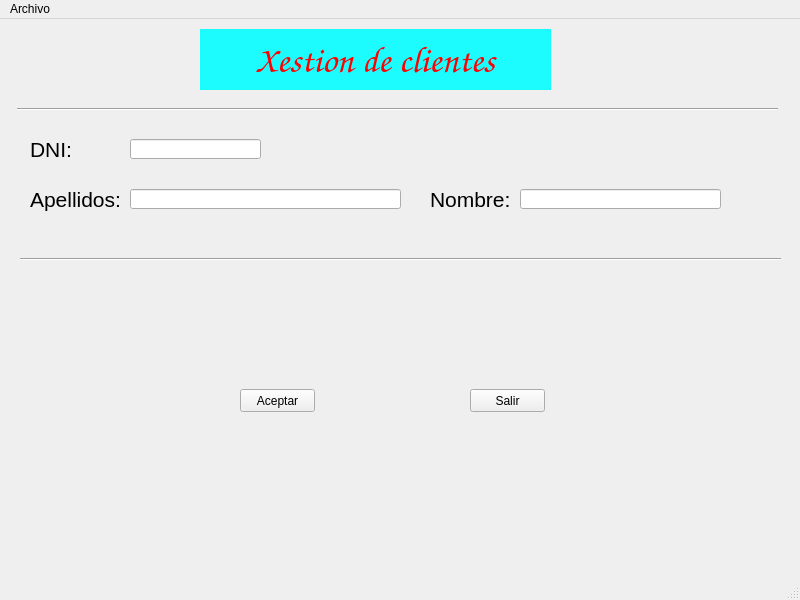
Before: the Qt Designer form Ventana.ui in BraisRS8/Proyecto, drawn with Qt 5.
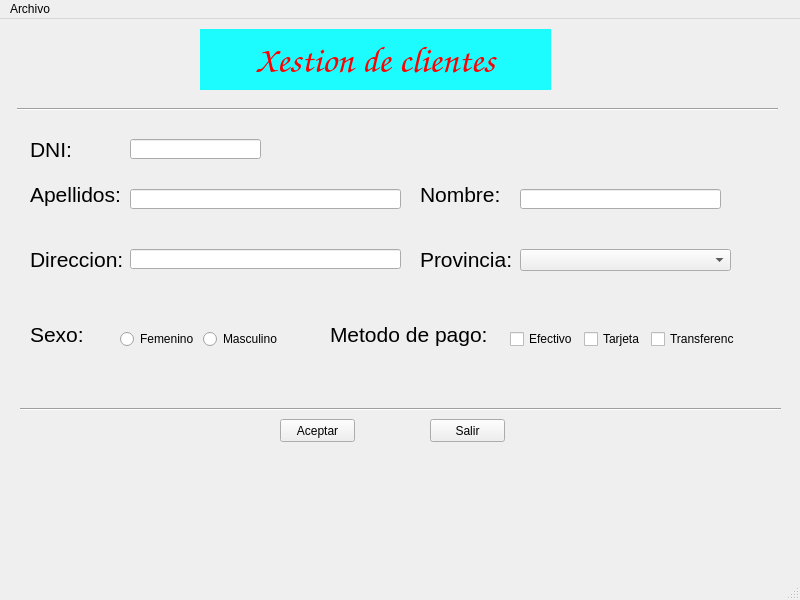
After: the same form once the commit is applied.

Commit message: Version 0.1.0: -Añadido en la interfaz direccion y provincia. -Añadidas funcionalidades de checkBox, radioButton y comboBox

Patch:
```diff
--- a/Ventana.ui
+++ b/Ventana.ui
@@ -22,8 +22,8 @@
    <widget class="QPushButton" name="btn_aceptar">
     <property name="geometry">
      <rect>
-      <x>240</x>
-      <y>370</y>
+      <x>280</x>
+      <y>400</y>
       <width>75</width>
       <height>23</height>
      </rect>
@@ -254,7 +254,7 @@
       <x>30</x>
       <y>160</y>
       <width>111</width>
-      <height>41</height>
+      <height>31</height>
      </rect>
     </property>
     <property name="font">
@@ -269,10 +269,10 @@
    <widget class="QLabel" name="lbl_nombre">
     <property name="geometry">
      <rect>
-      <x>430</x>
+      <x>420</x>
       <y>160</y>
       <width>111</width>
-      <height>41</height>
+      <height>31</height>
      </rect>
     </property>
     <property name="font">
@@ -287,8 +287,8 @@
    <widget class="QPushButton" name="btn_salir">
     <property name="geometry">
      <rect>
-      <x>470</x>
-      <y>370</y>
+      <x>430</x>
+      <y>400</y>
       <width>75</width>
       <height>23</height>
      </rect>
@@ -314,7 +314,7 @@
     <property name="geometry">
      <rect>
       <x>20</x>
-      <y>230</y>
+      <y>380</y>
       <width>761</width>
       <height>20</height>
      </rect>
@@ -387,6 +387,170 @@
      <string/>
     </property>
    </widget>
+   <widget class="QLabel" name="lbl_sexo">
+    <property name="geometry">
+     <rect>
+      <x>30</x>
+      <y>300</y>
+      <width>81</width>
+      <height>31</height>
+     </rect>
+    </property>
+    <property name="font">
+     <font>
+      <pointsize>16</pointsize>
+     </font>
+    </property>
+    <property name="text">
+     <string>Sexo:</string>
+    </property>
+   </widget>
+   <widget class="QLabel" name="lbl_metodo">
+    <property name="geometry">
+     <rect>
+      <x>330</x>
+      <y>300</y>
+      <width>161</width>
+      <height>31</height>
+     </rect>
+    </property>
+    <property name="font">
+     <font>
+      <pointsize>16</pointsize>
+     </font>
+    </property>
+    <property name="text">
+     <string>Metodo de pago:</string>
+    </property>
+   </widget>
+   <widget class="QWidget" name="horizontalLayoutWidget">
+    <property name="geometry">
+     <rect>
+      <x>120</x>
+      <y>300</y>
+      <width>160</width>
+      <height>41</height>
+     </rect>
+    </property>
+    <layout class="QHBoxLayout" name="hl_sex">
+     <item>
+      <widget class="QRadioButton" name="rbtFem">
+       <property name="text">
+        <string>Femenino</string>
+       </property>
+      </widget>
+     </item>
+     <item>
+      <widget class="QRadioButton" name="rbtMasc">
+       <property name="text">
+        <string>Masculino</string>
+       </property>
+      </widget>
+     </item>
+    </layout>
+   </widget>
+   <widget class="QWidget" name="horizontalLayoutWidget_2">
+    <property name="geometry">
+     <rect>
+      <x>510</x>
+      <y>300</y>
+      <width>225</width>
+      <height>41</height>
+     </rect>
+    </property>
+    <layout class="QHBoxLayout" name="hl_met">
+     <item>
+      <widget class="QCheckBox" name="chkEfec">
+       <property name="text">
+        <string>Efectivo</string>
+       </property>
+      </widget>
+     </item>
+     <item>
+      <widget class="QCheckBox" name="chkTarj">
+       <property name="text">
+        <string>Tarjeta</string>
+       </property>
+      </widget>
+     </item>
+     <item>
+      <widget class="QCheckBox" name="chkTrans">
+       <property name="text">
+        <string>Transferencia</string>
+       </property>
+      </widget>
+     </item>
+    </layout>
+   </widget>
+   <widget class="QLabel" name="lblPrueba">
+    <property name="geometry">
+     <rect>
+      <x>170</x>
+      <y>360</y>
+      <width>71</width>
+      <height>21</height>
+     </rect>
+    </property>
+    <property name="text">
+     <string/>
+    </property>
+   </widget>
+   <widget class="QLabel" name="lblDireccion">
+    <property name="geometry">
+     <rect>
+      <x>30</x>
+      <y>230</y>
+      <width>121</width>
+      <height>21</height>
+     </rect>
+    </property>
+    <property name="font">
+     <font>
+      <pointsize>16</pointsize>
+     </font>
+    </property>
+    <property name="text">
+     <string>Direccion:</string>
+    </property>
+   </widget>
+   <widget class="QLabel" name="lblProvincia">
+    <property name="geometry">
+     <rect>
+      <x>420</x>
+      <y>230</y>
+      <width>101</width>
+      <height>21</height>
+     </rect>
+    </property>
+    <property name="font">
+     <font>
+      <pointsize>16</pointsize>
+     </font>
+    </property>
+    <property name="text">
+     <string>Provincia:</string>
+    </property>
+   </widget>
+   <widget class="QLineEdit" name="ent_direccion">
+    <property name="geometry">
+     <rect>
+      <x>130</x>
+      <y>230</y>
+      <width>271</width>
+      <height>20</height>
+     </rect>
+    </property>
+   </widget>
+   <widget class="QComboBox" name="cmbProv">
+    <property name="geometry">
+     <rect>
+      <x>520</x>
+      <y>230</y>
+      <width>211</width>
+      <height>22</height>
+     </rect>
+    </property>
+   </widget>
   </widget>
   <widget class="QMenuBar" name="menubar">
    <property name="geometry">
```
The commit also changes 4 other files.
